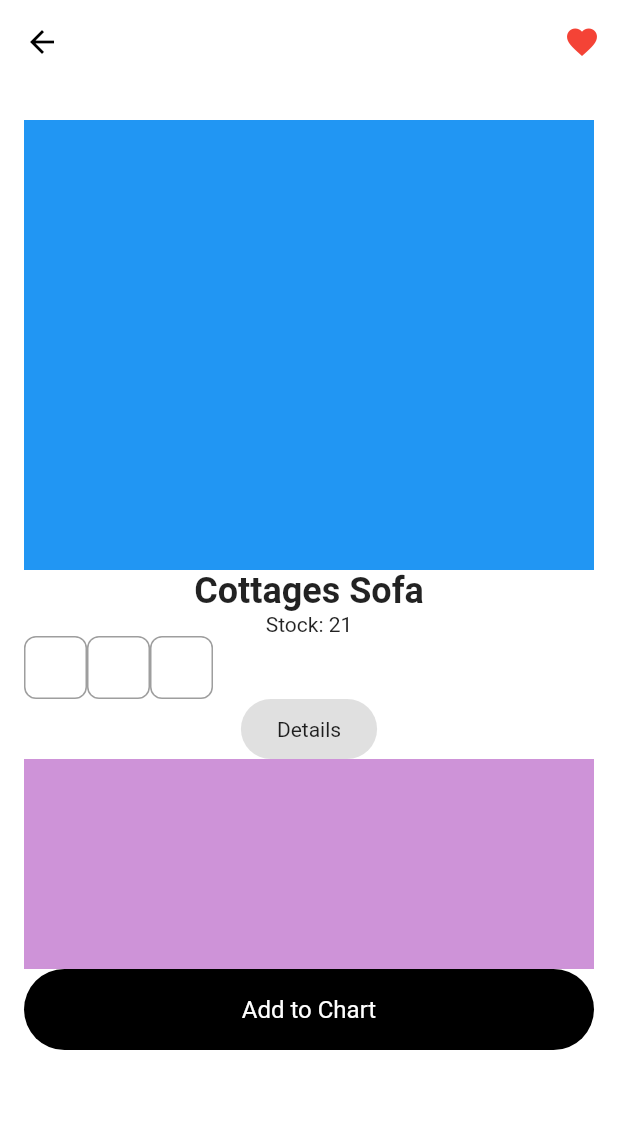
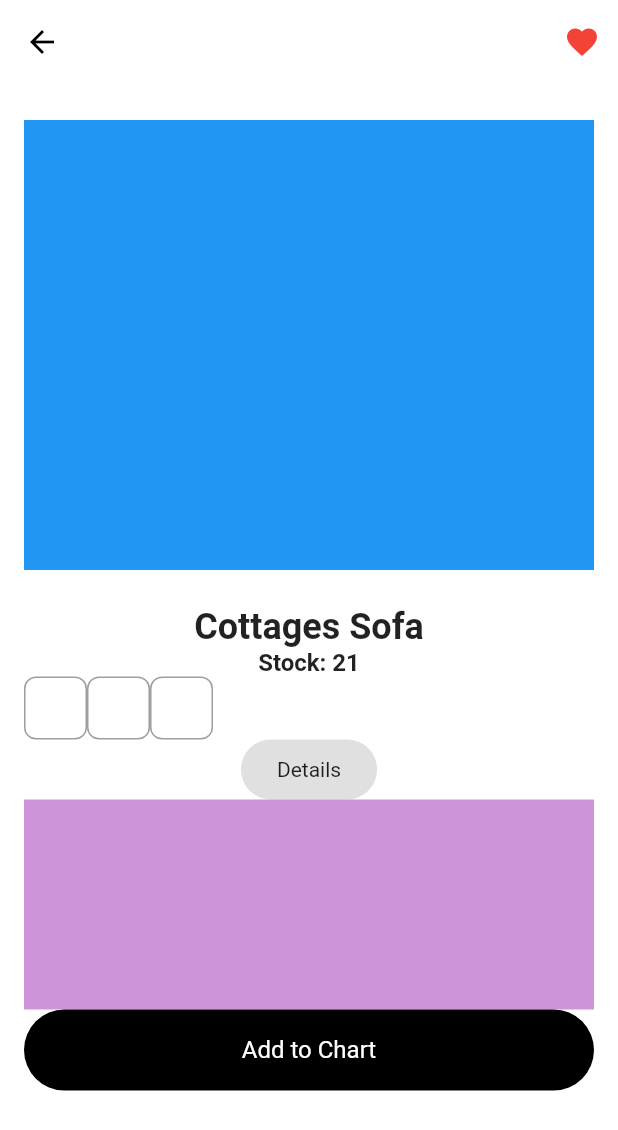
Before and after one commit to JAICHANGPARK/flutter_notebook_chapter_24, a Flutter app: the FurnitureDetailPage screen opened directly, on a phone screen of 412 x 824 dp. Shown: the top 1130 px of the screen. Run offline on Flutter 3.47's test engine with Material 2 defaults, Android fonts, the phone set to English and light mode, and no system bars; our stand-ins replace flutter_riverpod, freezed_annotation, ionicons, percent_indicator; missing offline and left inert: crypto_font_icons; network calls fail.

Commit message:
Update furniture_detail_page.dart

```diff
--- a/lib/ep1371_furniture_app/view/furniture_detail_page.dart
+++ b/lib/ep1371_furniture_app/view/furniture_detail_page.dart
@@ -35,12 +35,15 @@ class _FurnitureDetailPageState extends State<FurnitureDetailPage> {
               height: 300,
               color: Colors.blue,
             ),
-
+          SizedBox(height: 24,),
             const Text("Cottages Sofa", style: TextStyle(
               fontSize: 24,
               fontWeight: FontWeight.bold
             ),),
-            const Text("Stock: 21"),
+            const Text("Stock: 21", style: TextStyle(
+                fontSize: 16,
+                fontWeight: FontWeight.bold
+            ),),
             Row(
               children: [
                 Container(
```
